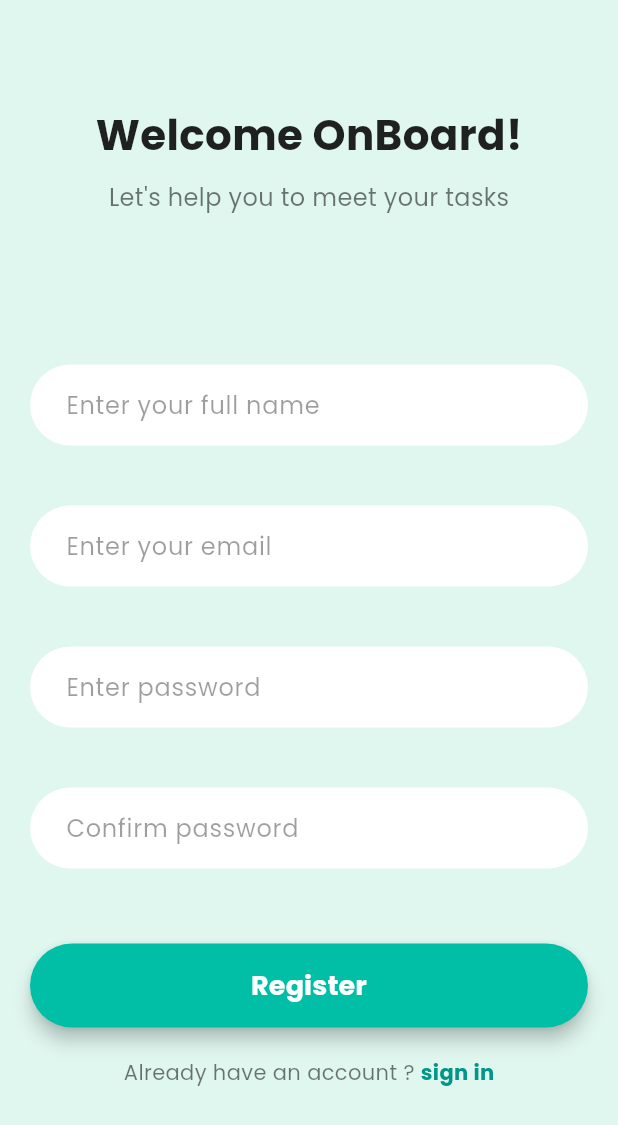
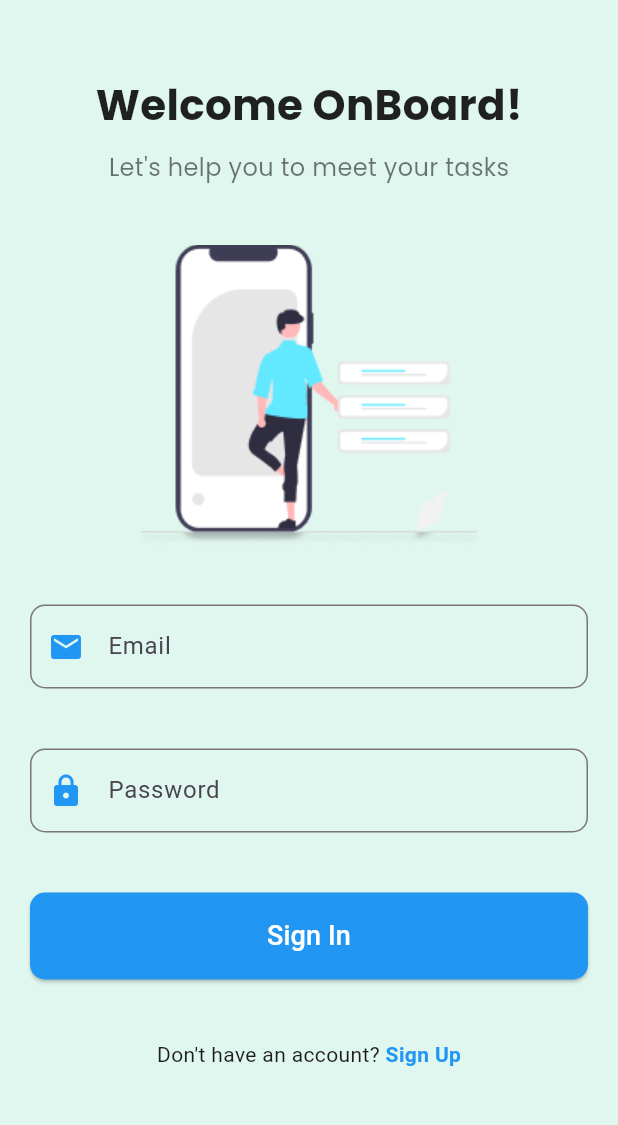
Before and after one commit to Aschalew524/Todo-app-project, a Flutter app: the screen it shows after launch, on a phone screen of 412 x 824 dp. Shown: the top 1125 px of the screen. Run offline on Flutter 3.47's test engine with Material 3 defaults, Android fonts, the phone set to English and light mode, and no system bars; our stand-ins replace google_fonts.

Commit message:
signin page  added

```diff
--- a/todo_frontend/lib/main.dart
+++ b/todo_frontend/lib/main.dart
@@ -1,5 +1,6 @@
 import 'package:flutter/material.dart';
-import 'package:todo_frontend/screens/home_screen.dart';
+import 'package:todo_frontend/screens/signin.dart';
+// import 'package:todo_frontend/screens/home_screen.dart';
 import 'package:todo_frontend/screens/signup.dart';
 
 void main() {
@@ -11,10 +12,10 @@ class MyApp extends StatelessWidget {
 
   @override
   Widget build(BuildContext context) {
-    return const MaterialApp(
+    return  MaterialApp(
 
       debugShowCheckedModeBanner: false,
-      home: SignupScreen()//HomeScreen(),
+      home: SignInScreen(),//HomeScreen(),
     );
   }
 }
--- a/todo_frontend/lib/screens/signin.dart
+++ b/todo_frontend/lib/screens/signin.dart
@@ -0,0 +1,123 @@
+import 'package:flutter/material.dart';
+import 'package:google_fonts/google_fonts.dart';
+
+class SignInScreen extends StatelessWidget {
+  @override
+  Widget build(BuildContext context) {
+    return Scaffold(
+    backgroundColor: const Color(0xFFE0F7EF),
+      body:Column(
+
+          children: [
+            const SizedBox(height: 50),
+
+              Text(
+                "Welcome OnBoard!",
+                style: GoogleFonts.poppins(
+                  fontSize: 28,
+                  fontWeight: FontWeight.bold,
+                  color: Colors.black87,
+                ),
+              ),
+              const SizedBox(height: 10),
+              Text(
+                "Let's help you to meet your tasks",
+                style: GoogleFonts.poppins(
+                  fontSize: 16,
+                  color: Colors.black54,
+                ),
+              ),
+
+           const SizedBox(height: 40),
+
+           const Row(
+            mainAxisAlignment: MainAxisAlignment.center,
+            children: [Image(
+            image: AssetImage('assets/login.png'), // Use your asset path
+          ),],),
+
+            const SizedBox(height: 40), // Spacing
+
+            // Email Field
+             Padding(
+              padding: const EdgeInsets.symmetric(horizontal: 20),
+               child: TextField(
+                decoration: InputDecoration(
+                  labelText: 'Email',
+                  prefixIcon: const Icon(Icons.email, color: Colors.blue),
+                  border: OutlineInputBorder(
+                    borderRadius: BorderRadius.circular(10),
+                  ),
+                ),
+                           ),
+             ),
+            const SizedBox(height: 40), // Spacing
+
+            // Password Field
+            Padding(
+              padding: const EdgeInsets.symmetric(horizontal: 20),
+              child: TextField(
+
+                obscureText: true, // Hide password
+                decoration: InputDecoration(
+                  labelText: 'Password',
+                  prefixIcon: const Icon(Icons.lock, color: Colors.blue),
+                  border: OutlineInputBorder(
+                    borderRadius: BorderRadius.circular(10),
+                  ),
+                ),
+              ),
+            ),
+            const SizedBox(height: 40), // Spacing
+
+            // Sign-In Button
+             Padding(
+              padding: const EdgeInsets.symmetric(horizontal: 20),
+               child: SizedBox(
+                width: double.infinity,
+                child: ElevatedButton(
+                  onPressed: () {
+                    // Add sign-in functionality
+                  },
+                  style: ElevatedButton.styleFrom(
+                    backgroundColor: Colors.blue, // Button color
+                    padding: const EdgeInsets.symmetric(vertical: 16),
+                    shape: RoundedRectangleBorder(
+                      borderRadius: BorderRadius.circular(10),
+                    ),
+                  ),
+
+                  child: const Text(
+                    'Sign In',
+                    style: TextStyle(fontSize: 18, color: Colors.white),
+                  ),
+                ),
+                           ),
+             ),
+            const SizedBox(height: 40), // Spacing
+
+            // Sign-Up Option
+             Row(
+              mainAxisAlignment: MainAxisAlignment.center,
+              children: [
+                 Text("Don't have an account? "),
+                GestureDetector(
+                  onTap: () {
+                    // Navigate to Sign-Up screen
+                  },
+                  child: const Text(
+                    'Sign Up',
+                    style: TextStyle(
+                      color: Colors.blue,
+                      fontWeight: FontWeight.bold,
+                    ),
+                  ),
+                ),
+              ],
+            ),
+          ],
+        ),
+
+    );
+  }
+}
```
Also changed, not shown: todo_frontend/pubspec.yaml (+3 -9 lines), todo_frontend/assets/login.png (added), todo_frontend/assets/starter.png (added).
